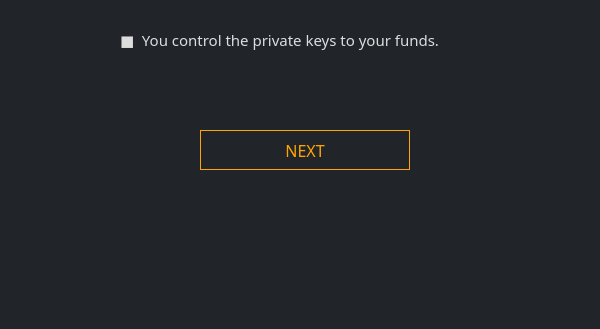
First picture: the form in src/gui/ui/welcomeframe.ui, repository Sudosups/NibbleDesktop, before the edit; both pictures show x 331 to 931 and y 371 to 700 of the 1270 by 700 pixel window.
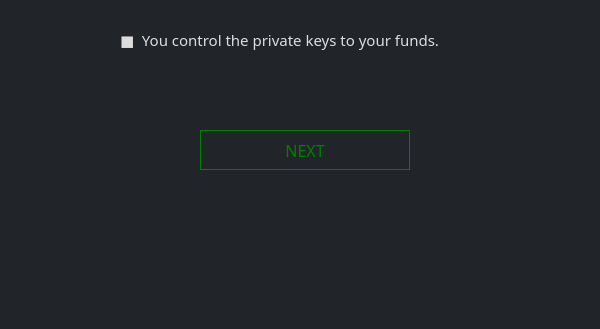
Second picture: the form after the edit.

```diff
--- a/src/gui/ui/welcomeframe.ui
+++ b/src/gui/ui/welcomeframe.ui
@@ -195,7 +195,7 @@
         </font>
        </property>
        <property name="styleSheet">
-        <string notr="true">QPushButton#next1 {color: orange; background-color: #212529; border: 1px solid orange; font-size: 16px;}
+        <string notr="true">QPushButton#next1 {color: green; background-color: #212529; border: 1px solid green; font-size: 16px;}
 
 QPushButton#next1:hover {color: orange; background-color: #212529; border: 2px solid orange; font-size: 16px;}</string>
        </property>
@@ -400,7 +400,7 @@
         </font>
        </property>
        <property name="styleSheet">
-        <string notr="true">QPushButton#next2 {color: orange; background-color: #212529; border: 1px solid orange; font-size: 16px;}
+        <string notr="true">QPushButton#next2 {color: green; background-color: #212529; border: 1px solid green; font-size: 16px;}
 
 QPushButton#next2:hover {color: orange; background-color: #212529; border: 2px solid orange; font-size: 16px;}</string>
        </property>
@@ -663,7 +663,7 @@
         </font>
        </property>
        <property name="styleSheet">
-        <string notr="true">QPushButton#next3 {color: orange; background-color: #212529; border: 1px solid orange; font-size: 16px;}
+        <string notr="true">QPushButton#next3 {color: green; background-color: #212529; border: 1px solid green; font-size: 16px;}
 
 QPushButton#next3:hover {color: orange; background-color: #212529; border: 2px solid orange; font-size: 16px;}</string>
        </property>
@@ -825,7 +825,7 @@
         </font>
        </property>
        <property name="styleSheet">
-        <string notr="true">color: #ddd; border: 1px solid orange; font-size: 12px; border-radius: 5px; font-family: 'Poppins';</string>
+        <string notr="true">color: #ddd; border: 1px solid green; font-size: 12px; border-radius: 5px; font-family: 'Poppins';</string>
        </property>
        <property name="text">
         <string>IMPORT PRIVATE KEYS</string>
@@ -847,7 +847,7 @@
         </font>
        </property>
        <property name="styleSheet">
-        <string notr="true">color: #ddd; border: 1px solid orange; font-size: 12px; border-radius: 5px; font-family: 'Poppins';</string>
+        <string notr="true">color: #ddd; border: 1px solid green; font-size: 12px; border-radius: 5px; font-family: 'Poppins';</string>
        </property>
        <property name="text">
         <string>IMPORT GUI KEY</string>
```
Left out of the diff: 12 changed lines with no effect on the pictures.
